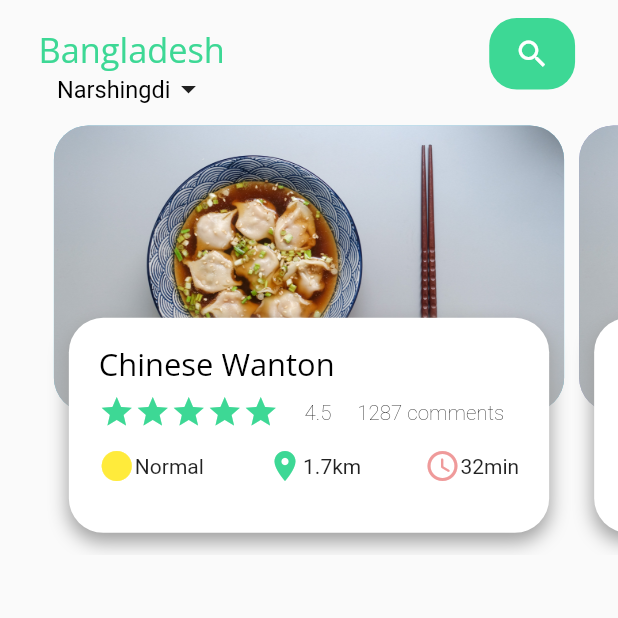
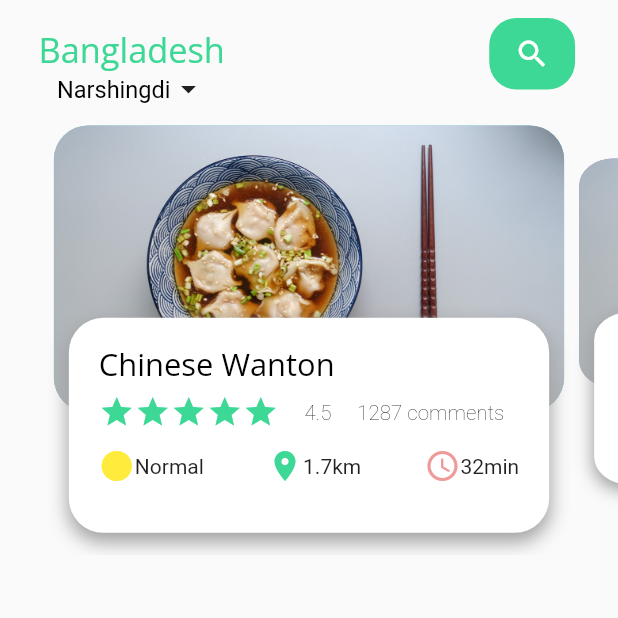
Before and after one commit to gt-lcy96/fultter_food_delivery, a Flutter app: the screen it shows after launch, on a phone screen of 412 x 824 dp, the top half of it. Run offline on Flutter 3.47's test engine with Material 2 defaults, Android fonts, the phone set to English and light mode, and no system bars; our stand-ins replace flutter_screenutil.

Commit message:
add Sliding animation

```diff
--- a/lib/pages/main_food/foodPageSlider.dart
+++ b/lib/pages/main_food/foodPageSlider.dart
@@ -11,6 +11,24 @@ class FoodPageSlider extends StatefulWidget {
 
 class _FoodPageSliderState extends State<FoodPageSlider> {
   PageController pageController = PageController(viewportFraction: 0.85);
+  var _currPageValue = 0.0;
+  double _scaleFactor = 0.8;
+  double _height = 220;
+  @override
+  void initState() {
+    super.initState();
+    pageController.addListener(() {
+      setState(() {
+        _currPageValue = pageController.page!;
+      });
+    });
+  }
+
+  @override
+  void dispose() {
+    super.dispose();
+    pageController.dispose();
+  }
 
   @override
   Widget build(BuildContext context) {
@@ -22,10 +40,58 @@ class _FoodPageSliderState extends State<FoodPageSlider> {
         itemBuilder: (context, position) {
           return Container(
             height: 160.h,
-          child: buildPageItem(position),
+            child: _buildPageItem(position),
           );
         },
       ),
-  );;
+    );
+  }
+
+  Widget _buildPageItem(int index) {
+    Matrix4 matrix = new Matrix4.identity();
+    if (index == _currPageValue.floor()) { //current Slide
+      var currScale = 1 - (_currPageValue-index) * (1-_scaleFactor);
+      var currTrans = _height * (1-currScale) / 2;
+      matrix = Matrix4.diagonal3Values(1, currScale, 1)..setTranslationRaw(0, currTrans, 0);
+    } else if (index == _currPageValue.floor()+1) { //refer to next slide
+      var currScale = _scaleFactor + (_currPageValue-index+1) * (1-_scaleFactor);
+      var currTrans = _height * (1-currScale) / 2;
+      matrix = Matrix4.diagonal3Values(1, currScale, 1);
+      matrix = Matrix4.diagonal3Values(1, currScale, 1)..setTranslationRaw(0, currTrans, 0);
+    } else if (index == _currPageValue.floor()-1) { //refer to previous slide
+      var currScale = 1 - (_currPageValue-index) * (1-_scaleFactor);
+      var currTrans = _height * (1-currScale) / 2;
+      matrix = Matrix4.diagonal3Values(1, currScale, 1);
+      matrix = Matrix4.diagonal3Values(1, currScale, 1)..setTranslationRaw(0, currTrans, 0);
+    } else {
+      var currScale=0.8;
+      matrix = Matrix4.diagonal3Values(1, currScale, 1)..setTranslationRaw(0, _height*(1-_scaleFactor)/2, 0);
+    }
+
+    return Transform(
+      transform: matrix,
+      child: Stack(
+        children: [
+          Container(
+            height: 160.h,
+            margin: const EdgeInsets.only(left: 5, right: 5),
+            decoration: BoxDecoration(
+              borderRadius: BorderRadius.circular(20.w),
+              color: index.isEven
+                  ? const Color(0xFF69c5df)
+                  : const Color(0xFF9294cc),
+              image: const DecorationImage(
+                fit: BoxFit.cover,
+                image: AssetImage("assets/images/chinese_food_1.jpg"),
+              ),
+            ),
+          ),
+          Align(
+            alignment: Alignment.bottomCenter,
+            child: pageViewSmallBlock(),
+          ),
+        ],
+      ),
+    );
   }
 }
--- a/lib/pages/main_food/main_food_page.dart
+++ b/lib/pages/main_food/main_food_page.dart
@@ -1,6 +1,6 @@
 import 'package:flutter/material.dart';
 import 'package:food_delivery/pages/main_food/widgets/main_food_widgets.dart';
-import 'package:food_delivery/pages/main_food/foodPageSlider.dart';
+import 'package:food_delivery/pages/main_food/FoodPageSlider.dart';
 
 class MainFoodPage extends StatelessWidget {
   const MainFoodPage({super.key});
--- a/lib/pages/main_food/widgets/main_food_widgets.dart
+++ b/lib/pages/main_food/widgets/main_food_widgets.dart
@@ -44,32 +44,6 @@ Widget mainTitleBar() {
         )
       ],
     ),
-  );
-}
-
-
-
-Widget buildPageItem(int index) {
-  return Stack(
-    children: [
-      Container(
-        height: 160.h,
-        margin: const EdgeInsets.only(left: 5, right: 5),
-        decoration: BoxDecoration(
-          borderRadius: BorderRadius.circular(20.w),
-          color:
-              index.isEven ? const Color(0xFF69c5df) : const Color(0xFF9294cc),
-          image: DecorationImage(
-            fit: BoxFit.cover,
-            image: AssetImage("assets/images/chinese_food_1.jpg"),
-          ),
-        ),
-      ),
-      Align(
-        alignment: Alignment.bottomCenter,
-        child: pageViewSmallBlock(),
-      ),
-    ],
   );
 }
 
```
Lines whose indentation alone changed are shown as unchanged.
